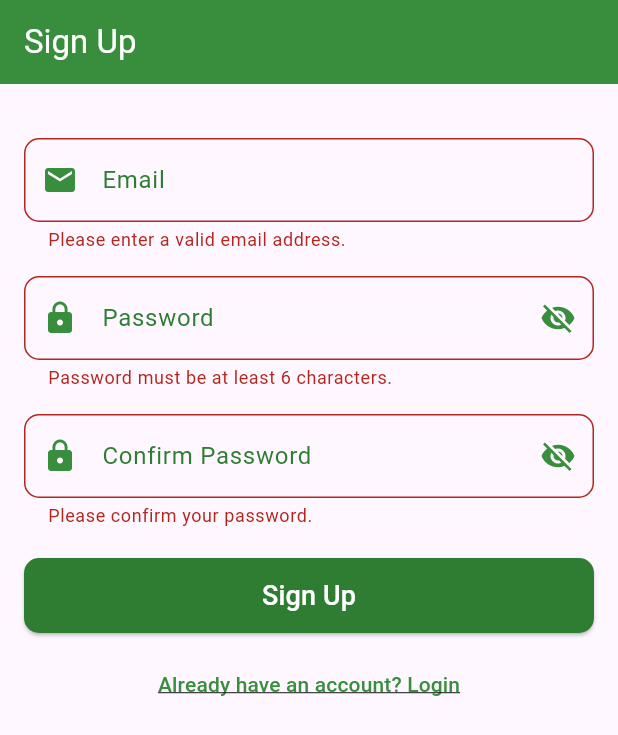
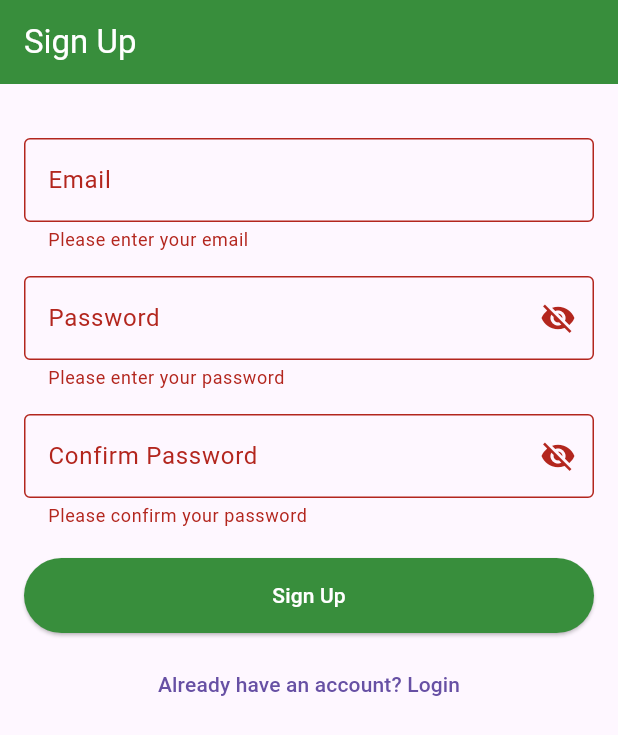
Before and after one commit to 07Cortez/BMCFinalProjectV2, a Flutter app: the SignUpScreen screen opened directly, after a tap on "Sign Up", on a phone screen of 412 x 824 dp. Shown: the top 735 px of the screen. Run offline on Flutter 3.47's test engine with Material 3 defaults, Android fonts, the light colour scheme and no system bars; our stand-ins replace cloud_firestore, firebase_auth, firebase_core, flutter_native_splash; accounts and stored records are empty.

Commit message:
Flutter 3.32.5 V Firebase Integration Part 2

```diff
--- a/ecommerce_app1/lib/screens/signup_screen.dart
+++ b/ecommerce_app1/lib/screens/signup_screen.dart
@@ -1,5 +1,5 @@
+import 'package:flutter/material.dart';
 import 'package:ecommerce_app1/screens/login_screen.dart';
-import 'package:flutter/material.dart';
 import 'package:firebase_auth/firebase_auth.dart';
 import 'package:cloud_firestore/cloud_firestore.dart';
 
@@ -12,6 +12,7 @@ class SignUpScreen extends StatefulWidget {
 
 class _SignUpScreenState extends State<SignUpScreen> {
   final _formKey = GlobalKey<FormState>();
+
   final TextEditingController _emailController = TextEditingController();
   final TextEditingController _passwordController = TextEditingController();
   final TextEditingController _confirmPasswordController = TextEditingController();
@@ -56,13 +57,8 @@ class _SignUpScreenState extends State<SignUpScreen> {
 
       ScaffoldMessenger.of(context).showSnackBar(
         const SnackBar(
-          content: Text('Account created successfully!'),
+          content: Text('Sign Up Successful!'),
           backgroundColor: Colors.green,
-        ),
-      );
-      Navigator.of(context).pushReplacement(
-        MaterialPageRoute(
-          builder: (context) => const LoginScreen(),
         ),
       );
     } on FirebaseAuthException catch (e) {
@@ -71,9 +67,12 @@ class _SignUpScreenState extends State<SignUpScreen> {
         message = 'The password provided is too weak.';
       } else if (e.code == 'email-already-in-use') {
         message = 'An account already exists for that email.';
-      } else {
-        message = e.message ?? message;
+      } else if (e.code == 'invalid-email') {
+        message = 'The email address is not valid.';
+      } else if (e.code == 'network-request-failed') {
+        message = 'Please check your internet connection.';
       }
+
       ScaffoldMessenger.of(context).showSnackBar(
         SnackBar(
           content: Text(message),
@@ -81,10 +80,10 @@ class _SignUpScreenState extends State<SignUpScreen> {
         ),
       );
     } catch (e) {
-      print(e); // For debugging
+      print('Sign up error: $e');
       ScaffoldMessenger.of(context).showSnackBar(
-        SnackBar(
-          content: Text(e.toString()),
+        const SnackBar(
+          content: Text('An unexpected error occurred during sign up.'),
           backgroundColor: Colors.red,
         ),
       );
@@ -101,12 +100,9 @@ class _SignUpScreenState extends State<SignUpScreen> {
   Widget build(BuildContext context) {
     return Scaffold(
       appBar: AppBar(
-        title: const Text(
-          'Sign Up',
-          style: TextStyle(color: Colors.white),
-        ),
+        title: const Text('Sign Up'),
         backgroundColor: Colors.green[700],
-        iconTheme: const IconThemeData(color: Colors.white),
+        foregroundColor: Colors.white,
       ),
       body: SingleChildScrollView(
         child: Padding(
@@ -115,62 +111,35 @@ class _SignUpScreenState extends State<SignUpScreen> {
             key: _formKey,
             child: Column(
               mainAxisAlignment: MainAxisAlignment.center,
-              mainAxisSize: MainAxisSize.min,
               children: [
                 const SizedBox(height: 20),
                 TextFormField(
-                  key: const ValueKey('email'),
                   controller: _emailController,
+                  decoration: const InputDecoration(
+                    labelText: 'Email',
+                    border: OutlineInputBorder(),
+                  ),
                   keyboardType: TextInputType.emailAddress,
-                  decoration: InputDecoration(
-                    labelText: 'Email',
-                    labelStyle: TextStyle(color: Colors.green[800]),
-                    border: OutlineInputBorder(
-                      borderRadius: BorderRadius.circular(10),
-                      borderSide: BorderSide(color: Colors.green[600]!),
-                    ),
-                    focusedBorder: OutlineInputBorder(
-                      borderRadius: BorderRadius.circular(10),
-                      borderSide: BorderSide(color: Colors.lightGreen[700]!, width: 2),
-                    ),
-                    enabledBorder: OutlineInputBorder(
-                      borderRadius: BorderRadius.circular(10),
-                      borderSide: BorderSide(color: Colors.green[400]!),
-                    ),
-                    prefixIcon: Icon(Icons.email, color: Colors.green[700]),
-                  ),
                   validator: (value) {
-                    if (value == null || value.isEmpty || !value.contains('@')) {
-                      return 'Please enter a valid email address.';
+                    if (value == null || value.isEmpty) {
+                      return 'Please enter your email';
+                    }
+                    if (!value.contains('@')) {
+                      return 'Please enter a valid email';
                     }
                     return null;
                   },
                 ),
                 const SizedBox(height: 16),
                 TextFormField(
-                  key: const ValueKey('password'),
                   controller: _passwordController,
                   obscureText: !_isPasswordVisible,
                   decoration: InputDecoration(
                     labelText: 'Password',
-                    labelStyle: TextStyle(color: Colors.green[800]),
-                    border: OutlineInputBorder(
-                      borderRadius: BorderRadius.circular(10),
-                      borderSide: BorderSide(color: Colors.green[600]!),
-                    ),
-                    focusedBorder: OutlineInputBorder(
-                      borderRadius: BorderRadius.circular(10),
-                      borderSide: BorderSide(color: Colors.lightGreen[700]!, width: 2),
-                    ),
-                    enabledBorder: OutlineInputBorder(
-                      borderRadius: BorderRadius.circular(10),
-                      borderSide: BorderSide(color: Colors.green[400]!),
-                    ),
-                    prefixIcon: Icon(Icons.lock, color: Colors.green[700]),
+                    border: const OutlineInputBorder(),
                     suffixIcon: IconButton(
                       icon: Icon(
                         _isPasswordVisible ? Icons.visibility : Icons.visibility_off,
-                        color: Colors.green[700],
                       ),
                       onPressed: () {
                         setState(() {
@@ -180,37 +149,25 @@ class _SignUpScreenState extends State<SignUpScreen> {
                     ),
                   ),
                   validator: (value) {
-                    if (value == null || value.isEmpty || value.length < 6) {
-                      return 'Password must be at least 6 characters.';
+                    if (value == null || value.isEmpty) {
+                      return 'Please enter your password';
+                    }
+                    if (value.length < 6) {
+                      return 'Password must be at least 6 characters';
                     }
                     return null;
                   },
                 ),
                 const SizedBox(height: 16),
                 TextFormField(
-                  key: const ValueKey('confirm_password'),
                   controller: _confirmPasswordController,
                   obscureText: !_isConfirmPasswordVisible,
                   decoration: InputDecoration(
                     labelText: 'Confirm Password',
-                    labelStyle: TextStyle(color: Colors.green[800]),
-                    border: OutlineInputBorder(
-                      borderRadius: BorderRadius.circular(10),
-                      borderSide: BorderSide(color: Colors.green[600]!),
-                    ),
-                    focusedBorder: OutlineInputBorder(
-                      borderRadius: BorderRadius.circular(10),
-                      borderSide: BorderSide(color: Colors.lightGreen[700]!, width: 2),
-                    ),
-                    enabledBorder: OutlineInputBorder(
-                      borderRadius: BorderRadius.circular(10),
-                      borderSide: BorderSide(color: Colors.green[400]!),
-                    ),
-                    prefixIcon: Icon(Icons.lock, color: Colors.green[700]),
+                    border: const OutlineInputBorder(),
                     suffixIcon: IconButton(
                       icon: Icon(
                         _isConfirmPasswordVisible ? Icons.visibility : Icons.visibility_off,
-                        color: Colors.green[700],
                       ),
                       onPressed: () {
                         setState(() {
@@ -221,10 +178,10 @@ class _SignUpScreenState extends State<SignUpScreen> {
                   ),
                   validator: (value) {
                     if (value == null || value.isEmpty) {
-                      return 'Please confirm your password.';
+                      return 'Please confirm your password';
                     }
                     if (value != _passwordController.text) {
-                      return 'Passwords do not match.';
+                      return 'Passwords do not match';
                     }
                     return null;
                   },
@@ -233,21 +190,15 @@ class _SignUpScreenState extends State<SignUpScreen> {
                 ElevatedButton(
                   style: ElevatedButton.styleFrom(
                     minimumSize: const Size.fromHeight(50),
-                    backgroundColor: Colors.green[800],
+                    backgroundColor: Colors.green[700],
                     foregroundColor: Colors.white,
-                    shape: RoundedRectangleBorder(
-                      borderRadius: BorderRadius.circular(10),
-                    ),
                   ),
                   onPressed: _isLoading ? null : _signUp,
                   child: _isLoading
                       ? const CircularProgressIndicator(
                     valueColor: AlwaysStoppedAnimation<Color>(Colors.white),
                   )
-                      : const Text(
-                    'Sign Up',
-                    style: TextStyle(fontSize: 18),
-                  ),
+                      : const Text('Sign Up'),
                 ),
                 const SizedBox(height: 10),
                 TextButton(
@@ -258,13 +209,7 @@ class _SignUpScreenState extends State<SignUpScreen> {
                       ),
                     );
                   },
-                  style: TextButton.styleFrom(
-                    foregroundColor: Colors.green[700],
-                  ),
-                  child: const Text(
-                    "Already have an account? Login",
-                    style: TextStyle(decoration: TextDecoration.underline),
-                  ),
+                  child: const Text("Already have an account? Login"),
                 ),
               ],
             ),
```
